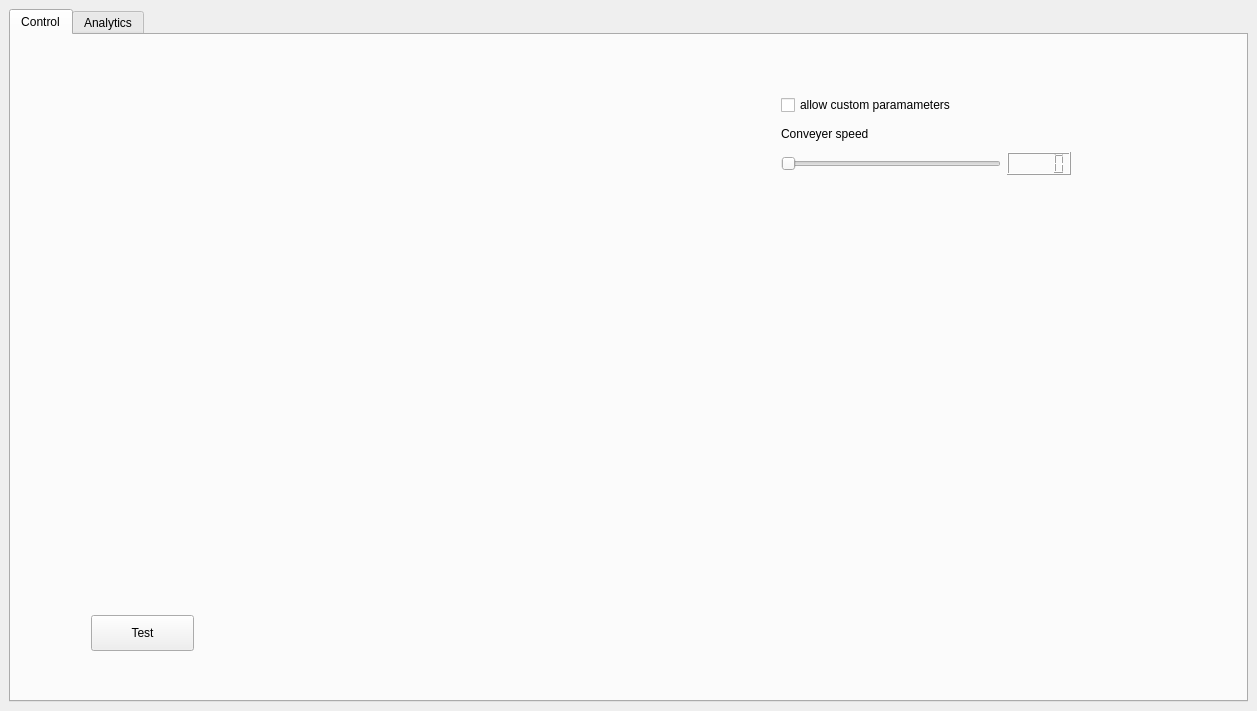
Qt form production_line_ui/mainwindow.ui (heidikrisse/ProductionLineUi) before a commit.
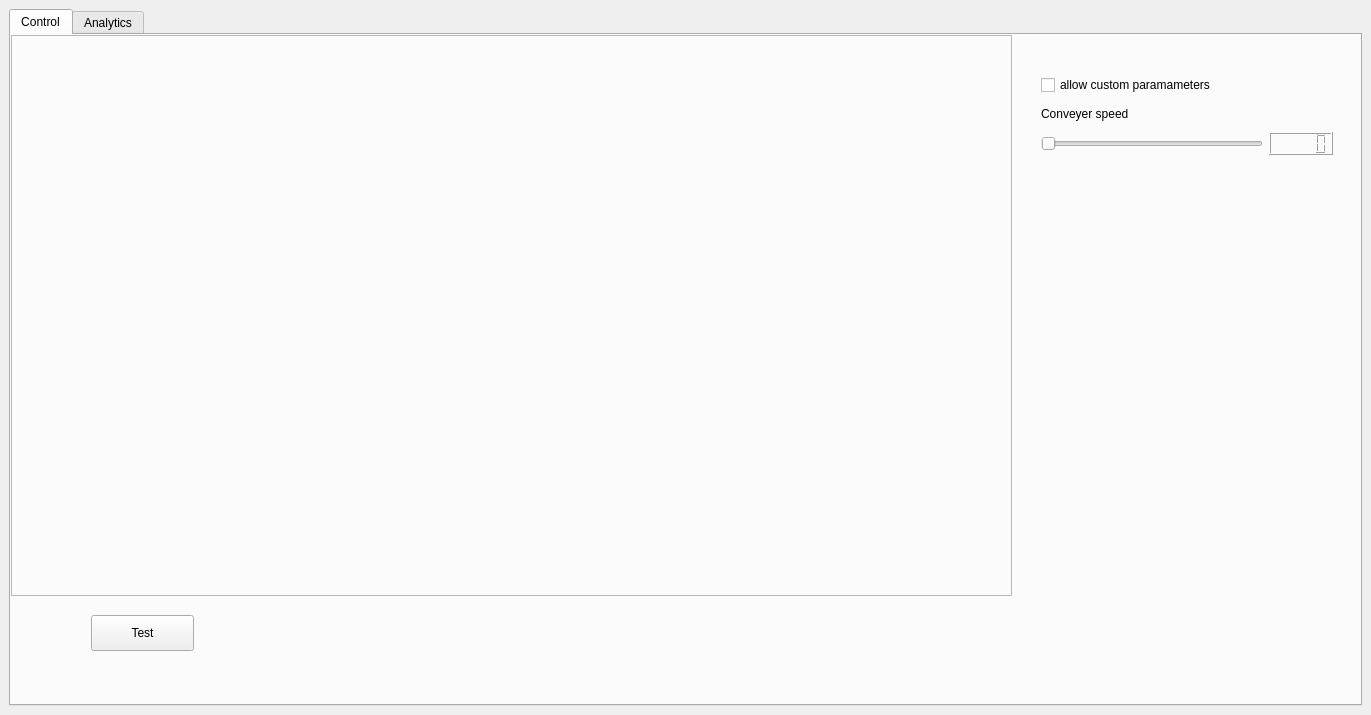
The same form after that commit. Icons and pictures are not drawn.

Commit message: Changing line chart size works

```diff
--- a/production_line_ui/mainwindow.ui
+++ b/production_line_ui/mainwindow.ui
@@ -6,8 +6,8 @@
    <rect>
     <x>0</x>
     <y>0</y>
-    <width>1257</width>
-    <height>711</height>
+    <width>1371</width>
+    <height>715</height>
    </rect>
   </property>
   <property name="windowTitle">
@@ -34,17 +34,6 @@
        <attribute name="title">
         <string>Control</string>
        </attribute>
-       <widget class="QFrame" name="temperature_chart">
-        <property name="geometry">
-         <rect>
-          <x>0</x>
-          <y>0</y>
-          <width>721</width>
-          <height>491</height>
-         </rect>
-        </property>
-        <layout class="QHBoxLayout" name="horizontalLayout_2"/>
-       </widget>
        <widget class="QPushButton" name="pushButton_2">
         <property name="geometry">
          <rect>
@@ -58,12 +47,34 @@
          <string>Test</string>
         </property>
        </widget>
+       <widget class="QWidget" name="horizontalLayoutWidget">
+        <property name="geometry">
+         <rect>
+          <x>0</x>
+          <y>0</y>
+          <width>1001</width>
+          <height>561</height>
+         </rect>
+        </property>
+        <layout class="QVBoxLayout" name="verticalLayout">
+         <item>
+          <widget class="QFrame" name="chart_frame">
+           <property name="frameShape">
+            <enum>QFrame::StyledPanel</enum>
+           </property>
+           <property name="frameShadow">
+            <enum>QFrame::Raised</enum>
+           </property>
+          </widget>
+         </item>
+        </layout>
+       </widget>
        <widget class="QWidget" name="gridLayoutWidget">
         <property name="geometry">
          <rect>
-          <x>770</x>
-          <y>60</y>
-          <width>290</width>
+          <x>1030</x>
+          <y>40</y>
+          <width>292</width>
           <height>80</height>
          </rect>
         </property>
```
Left out of the diff: 8 changed lines with no effect on the pictures. The commit also changes 1 other file.
